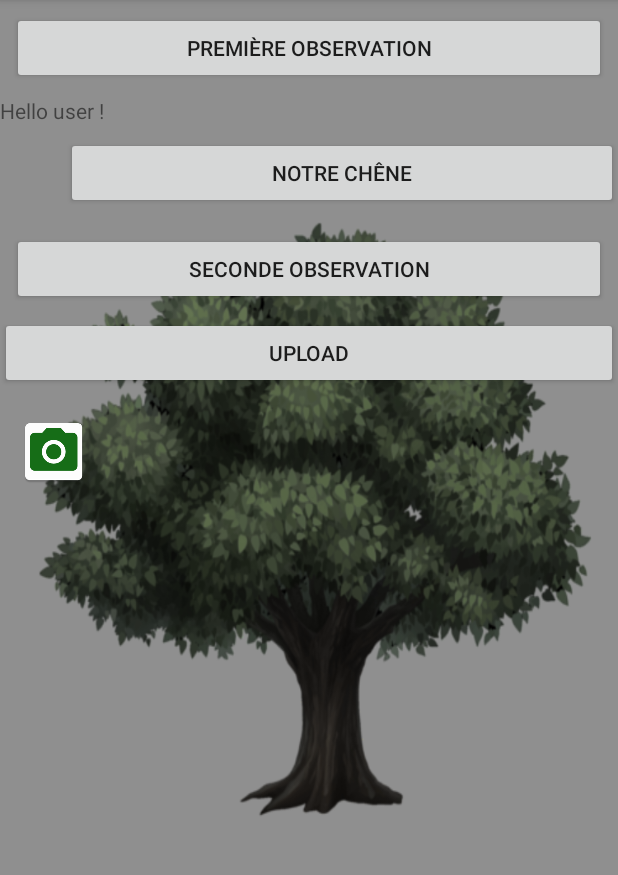
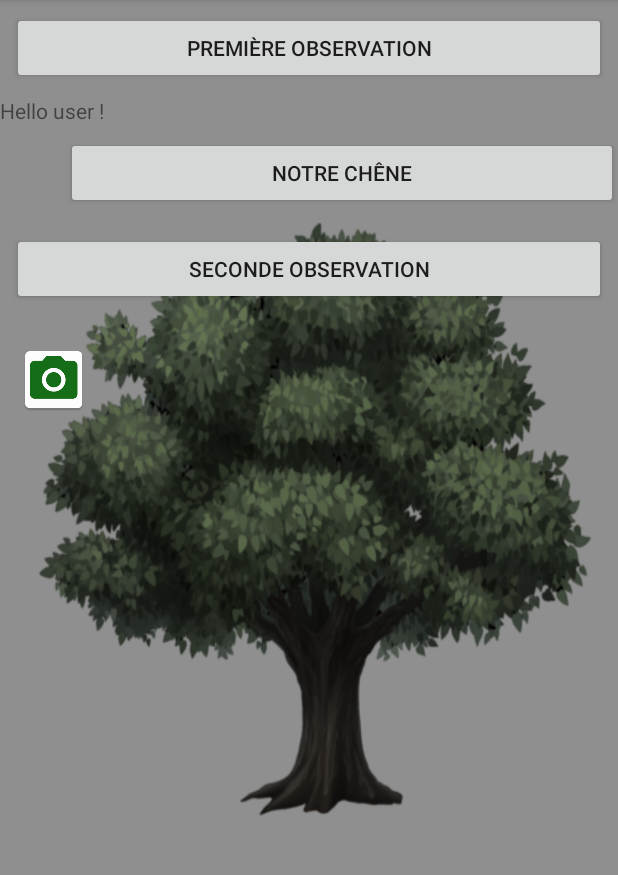
Before and after one commit to Fraktalis/caterpillapp-android, an Android app: the screen it shows after launch once a user with an empty profile is signed in (HomeActivity), on a phone screen of 412 x 824 dp, the part 84-959 px from its top. Run offline under Robolectric (Android 15) with nearby library versions, the light colour scheme and no system bars; our stand-ins replace Firebase (no records; nobody signed in at launch, a user with empty details on screens opened directly).

Commit message:
-  Correct for the merge request

```diff
--- a/leafguard-core/app/src/main/java/com/example/vincentale/leafguard_core/CameraIntentActivity.java
+++ b/leafguard-core/app/src/main/java/com/example/vincentale/leafguard_core/CameraIntentActivity.java
@@ -3,12 +3,10 @@ package com.example.vincentale.leafguard_core;
 import android.app.Activity;
 import android.app.ProgressDialog;
 import android.content.Intent;
-import android.graphics.Bitmap;
-import android.graphics.BitmapFactory;
 import android.net.Uri;
+import android.os.Bundle;
 import android.os.Environment;
 import android.provider.MediaStore;
-import android.os.Bundle;
 import android.support.annotation.NonNull;
 import android.support.v7.widget.GridLayoutManager;
 import android.support.v7.widget.RecyclerView;
@@ -26,7 +24,6 @@ import com.google.firebase.storage.FirebaseStorage;
 import com.google.firebase.storage.OnProgressListener;
 import com.google.firebase.storage.StorageReference;
 import com.google.firebase.storage.UploadTask;
-import com.squareup.picasso.Picasso;
 
 import java.io.File;
 import java.io.IOException;
@@ -41,15 +38,15 @@ public class CameraIntentActivity extends Activity {
     // TODO : Faire une miniature qui se créer sur firebase et cest elle qui sera telecharger
 
     private static final int ACTIVITY_START_CAMERA_APP = 0;
-    private ImageView mPhotoCapturedImageView;
-    private String mImageFileLocation = "";
-    private String GALLERY_LOCATION = "Caterpilapp image gallery";
-    private File mGalleryFolder;
     Uri selectedImage;
     ProgressDialog progressDialog;
     UploadTask uploadTask;
     FirebaseStorage storage;
     StorageReference storageRef,imageRef;
+    private ImageView mPhotoCapturedImageView;
+    private String mImageFileLocation = "";
+    private String GALLERY_LOCATION = "Caterpilapp image gallery";
+    private File mGalleryFolder;
     private RecyclerView mRecyclerView;
 
     @Override
--- a/leafguard-core/app/src/main/java/com/example/vincentale/leafguard_core/HomeActivity.java
+++ b/leafguard-core/app/src/main/java/com/example/vincentale/leafguard_core/HomeActivity.java
@@ -3,16 +3,14 @@ package com.example.vincentale.leafguard_core;
 import android.content.Context;
 import android.content.Intent;
 import android.content.res.Resources;
-import android.support.constraint.ConstraintLayout;
+import android.os.Bundle;
 import android.support.v7.app.AppCompatActivity;
-import android.os.Bundle;
+import android.util.Log;
 import android.view.Menu;
 import android.view.MenuInflater;
 import android.view.MenuItem;
 import android.view.View;
 import android.widget.Button;
-
-import android.util.Log;
 import android.widget.LinearLayout;
 import android.widget.TextView;
 import android.widget.Toast;
@@ -78,14 +76,6 @@ public class HomeActivity extends AppCompatActivity {
                         startActivity(observationBisIntent);
                     }
                 });
-                Button UploadButton = (Button) findViewById(R.id.uploadButton);
-                UploadButton.setOnClickListener(new View.OnClickListener() {
-                    @Override
-                    public void onClick(View view) {
-                        Intent UploadIntent = new Intent(mainContext, UploadActivity.class);
-                        startActivity(UploadIntent);
-                    }
-                });
 
 //                Button cameraButton = (Button) findViewById(R.id.cameraButton);
 //                cameraButton.setOnClickListener(new View.OnClickListener() {
--- a/leafguard-core/app/src/main/res/layout/activity_home.xml
+++ b/leafguard-core/app/src/main/res/layout/activity_home.xml
@@ -28,8 +28,8 @@
         android:id="@+id/home_content_layout"
         android:layout_width="match_parent"
         android:layout_height="match_parent"
-        android:visibility="gone"
-        android:orientation="vertical">
+        android:orientation="vertical"
+        android:visibility="gone">
 
         <Button
             android:id="@+id/observationButton"
@@ -85,11 +85,6 @@
             app:layout_constraintTop_toBottomOf="@+id/observationButton"
             app:layout_constraintVertical_bias="0.366" />
 
-        <Button
-            android:id="@+id/uploadButton"
-            android:layout_width="match_parent"
-            android:layout_height="wrap_content"
-            android:text="Upload" />
 
         <!--<Button-->
             <!--android:id="@+id/cameraButton"-->
```
